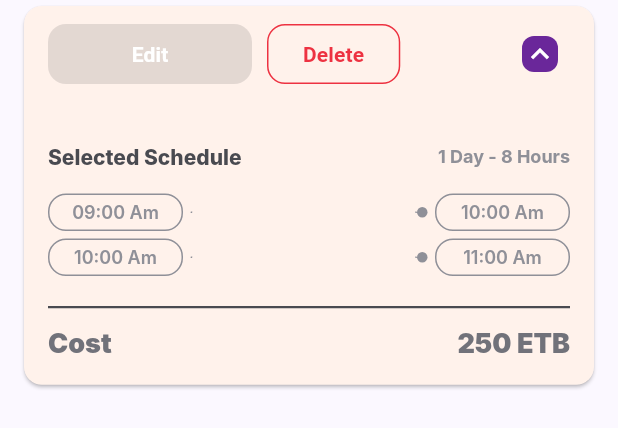
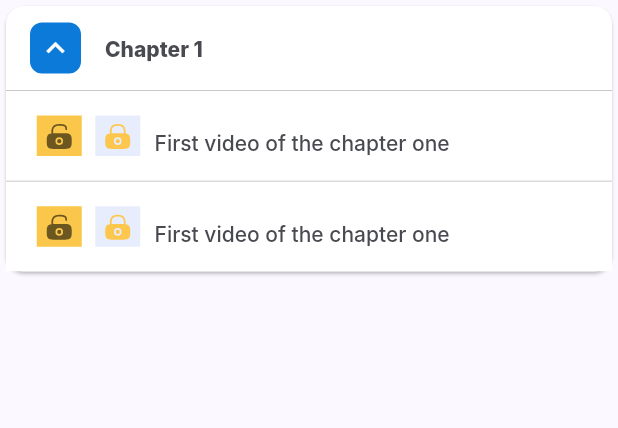
Before and after one commit to Al-mudather/stc.training.app, a Flutter app: the CourseChapterExpandableCard widget shown alone on an empty page, opened directly, after a tap on "Chapter 1", on a phone screen of 412 x 824 dp. Shown: the top 428 px of the screen. Run offline on Flutter 3.47's test engine with Material 3 defaults, Android fonts, the phone set to English and light mode, and no system bars; our stand-ins replace flutter_hooks, flutter_spinkit, flutter_svg; Roboto replaces fonts that are missing (Inter); project files that could hold a hidden picture were left out.

Commit message:
adding-the-course-chapters-section

```diff
--- a/lib/features/course_details/components/course_chapter_expandable_card.dart
+++ b/lib/features/course_details/components/course_chapter_expandable_card.dart
@@ -1,7 +1,6 @@
 import 'package:flutter/material.dart';
+import 'package:flutter_svg/flutter_svg.dart';
 import 'package:stc_training/helper/app_colors.dart';
-import 'package:stc_training/helper/enumerations.dart';
-import 'package:stc_training/utils/custom_btn_util.dart';
 import 'package:stc_training/utils/custom_text_util.dart';
 
 class CourseChapterExpandableCard extends StatefulWidget {
@@ -25,39 +24,22 @@ class _CourseChapterExpandableCardState
     extends State<CourseChapterExpandableCard> {
   var isExpanded = false;
 
-  List<Map> timesRange = [
-    {
-      "isActive": true,
-      "isChecked": false,
-      "numberOfHours": 1,
-      "startTime": "09:00 Am",
-      "endTime": "10:00 Am"
-    },
-    {
-      "isActive": true,
-      "isChecked": false,
-      "numberOfHours": 1,
-      "startTime": "10:00 Am",
-      "endTime": "11:00 Am"
-    },
-  ];
-
   @override
   Widget build(BuildContext context) {
     return Container(
       width: double.maxFinite,
       // height: ,
-      margin: const EdgeInsets.only(
-        left: 12,
-        right: 12,
-        bottom: 10,
-      ),
+      // margin: const EdgeInsets.only(
+      //   bottom: 10,
+      // ),
       child: Card(
-        color: AppColors.verylightOrange,
+        // color: AppColors.verylightOrange,
+        color: Colors.white,
         child: ExpansionTile(
           shape: const Border(),
           // trailing: AnimatedIconBoxUtil(iconData: AnimatedIcons.list_view),
-          trailing: isExpanded
+          trailing: SizedBox(), // Hide the arrow
+          leading: isExpanded
               ? expansionIcon(
                   icon: Icons.keyboard_arrow_up,
                   isExpanded: isExpanded,
@@ -66,9 +48,10 @@ class _CourseChapterExpandableCardState
                   icon: Icons.keyboard_arrow_down,
                   isExpanded: isExpanded,
                 ),
-          title: returnTheCardHead(),
+          title: cardTitle(),
           children: [
-            CardBody(),
+            _EXPANDED_body_item(),
+            _EXPANDED_body_item(),
           ],
           onExpansionChanged: (bool expanded) {
             setState(() => isExpanded = expanded);
@@ -78,147 +61,59 @@ class _CourseChapterExpandableCardState
     );
   }
 
-  Widget returnTheCardHead() {
-    if (isExpanded) {
-      if (widget.allowActions) {
-        return cardAction();
-      }
-    }
-    return cardTitle();
-  }
-
-  Row cardTitle() {
-    return Row(
-      mainAxisAlignment: MainAxisAlignment.spaceBetween,
-      children: [
-        CustomTextUtil(
+  Widget cardTitle() {
+    return CustomTextUtil(
       text1: widget.cardTitle,
       fontSize1: 14,
       fontWeight1: FontWeight.w800,
       hasAnotherText: false,
-        ),
-        CustomTextUtil(
-          text1: widget.cardSubTitle,
-          fontSize1: 12,
-          fontWeight1: FontWeight.w700,
-          hasAnotherText: false,
-          textColor: AppColors.blacklight4,
-        ),
-      ],
     );
   }
 
   Container expansionIcon({required IconData icon, required bool isExpanded}) {
     return Container(
+      width: 34,
+      height: 34,
       decoration: BoxDecoration(
-          borderRadius: BorderRadius.circular(8), color: AppColors.purple),
+        borderRadius: BorderRadius.circular(8),
+        color: AppColors.primaryLight2,
+      ),
       child: Icon(icon, color: Colors.white),
     );
   }
 
-  SizedBox cardAction() {
-    return const SizedBox(
-      width: double.maxFinite,
-      child: Row(
-        mainAxisAlignment: MainAxisAlignment.spaceBetween,
-        children: [
-          Row(
-            mainAxisAlignment: MainAxisAlignment.spaceBetween,
-            children: [
-              SizedBox(
-                height: 40,
-                width: 136,
-                child: CustomBtnUtil(
-                  btnTitle: "Edit",
-                  btnType: BtnTypes.eleveated,
+  Container _EXPANDED_body_item() {
+    return Container(
+      padding: const EdgeInsets.only(
+        left: 16,
+        right: 16,
+        top: 16,
+        bottom: 8,
+      ),
+      decoration: BoxDecoration(
+        color: Colors.white,
+        border: Border(
+          top: BorderSide(color: AppColors.brown.withOpacity(0.5), width: 0.5),
         ),
       ),
-              SizedBox(
-                width: 10,
+      child: Container(
+        child: Row(
+          crossAxisAlignment: CrossAxisAlignment.center,
+          children: [
+            SvgPicture.asset('assets/svgs/opened_lock.svg'),
+            SvgPicture.asset('assets/svgs/closed_lock.svg'),
+            const SizedBox(
+              width: 5,
             ),
-              CustomBtnUtil(
-                btnTitle: "Delete",
-                btnColor: AppColors.errorDark,
-                btnType: BtnTypes.outlined,
+            Expanded(
+              child: CustomTextUtil(
+                text1: "First video of the chapter one ",
+                fontSize1: 14,
+                fontWeight1: FontWeight.w500,
+              ),
             ),
           ],
         ),
-        ],
-      ),
-    );
-  }
-
-  Container CardBody() {
-    return Container(
-      padding: const EdgeInsetsDirectional.all(16),
-      child: Column(
-        children: [
-          const SizedBox(
-            height: 10,
-          ),
-          const Row(
-            mainAxisAlignment: MainAxisAlignment.spaceBetween,
-            children: [
-              CustomTextUtil(
-                text1: "Selected Schedule",
-                fontSize1: 14,
-                fontWeight1: FontWeight.w800,
-                hasAnotherText: false,
-              ),
-              CustomTextUtil(
-                text1: "1 Day - 8 Hours",
-                fontSize1: 12,
-                fontWeight1: FontWeight.w700,
-                hasAnotherText: false,
-                textColor: AppColors.blacklight4,
-              ),
-            ],
-          ),
-          const SizedBox(
-            height: 15,
-          ),
-          ListBody(
-            children: timesRange.map((time) => timeRange(time)).toList(),
-          ),
-          const SizedBox(
-            height: 15,
-          ),
-          Container(
-            height: 1.5,
-            width: double.maxFinite,
-            color: AppColors.blacklight2,
-          ),
-          const SizedBox(
-            height: 10,
-          ),
-          const Row(
-            mainAxisAlignment: MainAxisAlignment.spaceBetween,
-            children: [
-              CustomTextUtil(
-                text1: "Cost",
-                fontSize1: 18,
-                fontWeight1: FontWeight.w900,
-                hasAnotherText: false,
-                textColor: AppColors.blacklight3,
-              ),
-              CustomTextUtil(
-                text1: "250 ETB",
-                fontSize1: 18,
-                fontWeight1: FontWeight.w900,
-                hasAnotherText: false,
-                textColor: AppColors.blacklight3,
-              ),
-            ],
-          ),
-          // const SizedBox(
-          //   height: 10,
-          // ),
-          // Container(
-          //   height: 1,
-          //   width: double.maxFinite,
-          //   color: AppColors.blacklight2,
-          // ),
-        ],
       ),
     );
   }
--- a/lib/features/course_details/sections/course_chapters_section.dart
+++ b/lib/features/course_details/sections/course_chapters_section.dart
@@ -13,8 +13,16 @@ class CourseChaptersSection extends StatelessWidget {
         const SizedBox(
           height: 20,
         ),
-        CourseChapterExpandableCard(
-            cardTitle: "Chapter 1", cardSubTitle: "This is a text")
+        Wrap(
+          runSpacing: 2,
+          children: List.generate(
+            5,
+            (index) => CourseChapterExpandableCard(
+              cardTitle: "Chapter 1",
+              cardSubTitle: "This is a text",
+            ),
+          ),
+        ),
       ],
     );
   }
```
Lines whose indentation alone changed are shown as unchanged.
